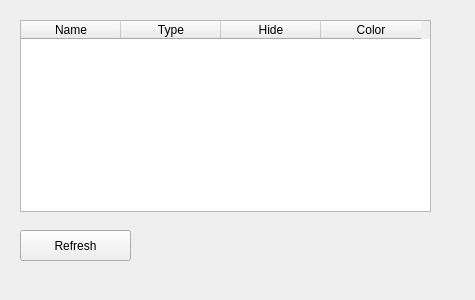
This is src/WhiskerToolbox/Media_Widget/Media_Widget_Items.ui in paulmthompson/WhiskerToolbox as Qt 5 draws it before an edit. The edited form follows.
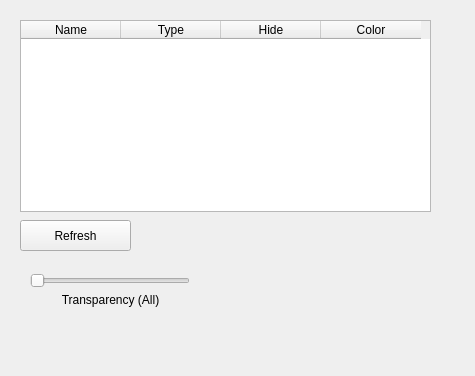
This is the edited form.

```diff
--- a/src/WhiskerToolbox/Media_Widget/Media_Widget_Items.ui
+++ b/src/WhiskerToolbox/Media_Widget/Media_Widget_Items.ui
@@ -7,7 +7,7 @@
     <x>0</x>
     <y>0</y>
     <width>475</width>
-    <height>300</height>
+    <height>376</height>
    </rect>
   </property>
   <property name="windowTitle">
@@ -47,7 +47,7 @@
    <property name="geometry">
     <rect>
      <x>20</x>
-     <y>230</y>
+     <y>220</y>
      <width>111</width>
      <height>31</height>
     </rect>
@@ -56,6 +56,35 @@
     <string>Refresh</string>
    </property>
   </widget>
+  <widget class="QSlider" name="horizontalSlider">
+   <property name="geometry">
+    <rect>
+     <x>30</x>
+     <y>270</y>
+     <width>160</width>
+     <height>22</height>
+    </rect>
+   </property>
+   <property name="orientation">
+    <enum>Qt::Horizontal</enum>
+   </property>
+  </widget>
+  <widget class="QLabel" name="label">
+   <property name="geometry">
+    <rect>
+     <x>40</x>
+     <y>290</y>
+     <width>141</width>
+     <height>20</height>
+    </rect>
+   </property>
+   <property name="text">
+    <string>Transparency (All)</string>
+   </property>
+   <property name="alignment">
+    <set>Qt::AlignCenter</set>
+   </property>
+  </widget>
  </widget>
  <resources/>
  <connections/>
```
